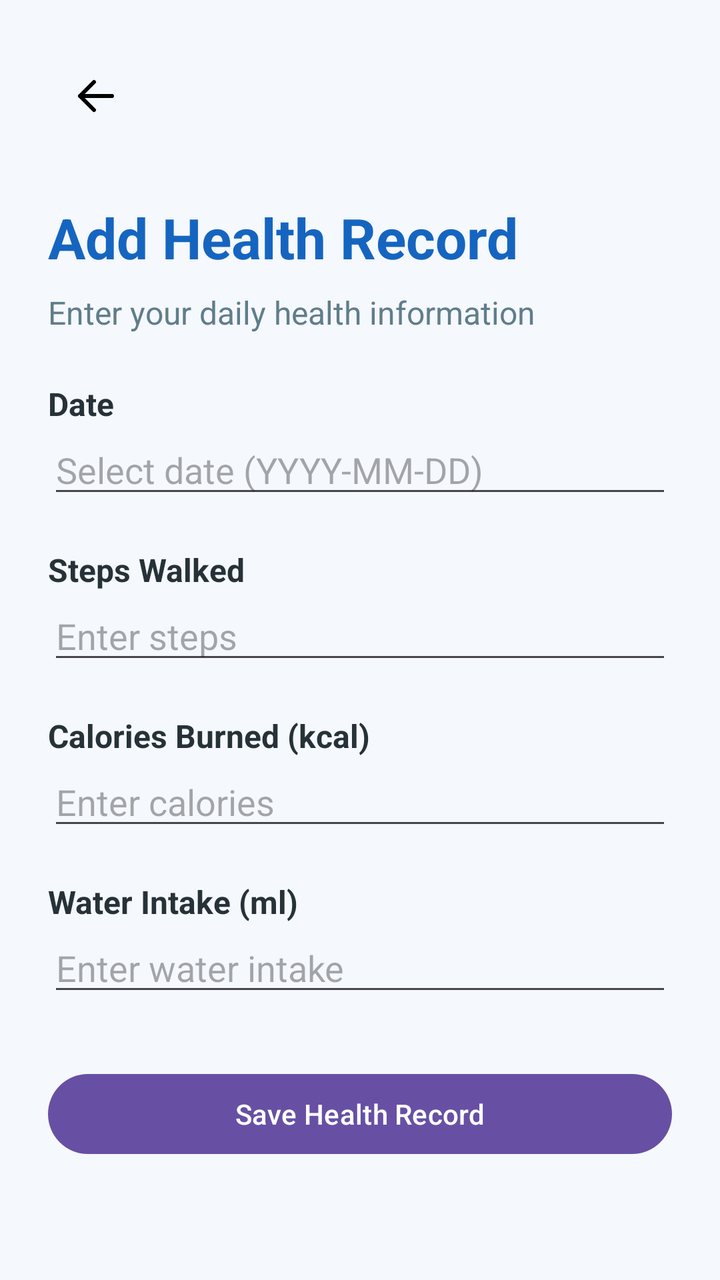
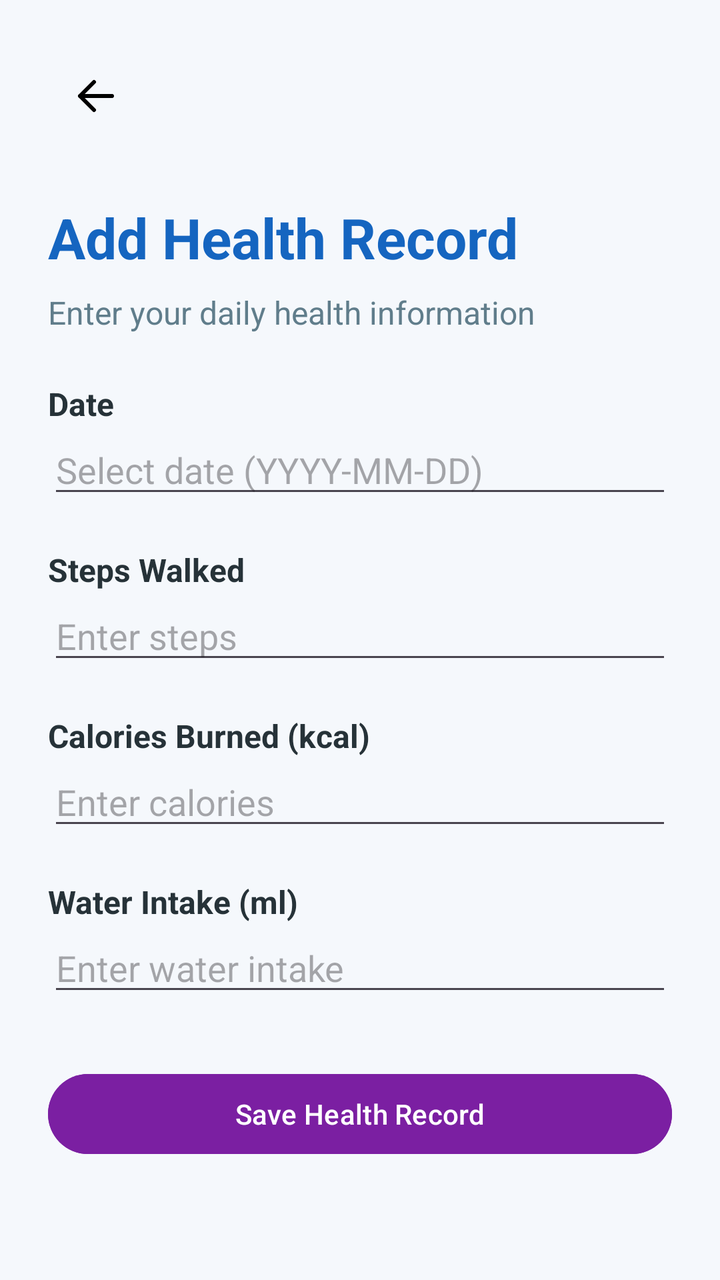

An Android layout rendered at two revisions. The XML below is the earlier revision; the diff shows what the commit changed to produce the second picture.
<!-- AndroidManifest.xml: application theme Theme.HealthMate -->
<!-- res/layout/activity_add_record.xml -->
<?xml version="1.0" encoding="utf-8"?>
<ScrollView
    xmlns:android="http://schemas.android.com/apk/res/android"
    xmlns:app="http://schemas.android.com/apk/res-auto"
    android:id="@+id/main"
    android:layout_width="match_parent"
    android:layout_height="match_parent"
    android:background="#F5F8FC"
    android:fillViewport="true">

    <LinearLayout
        android:layout_width="match_parent"
        android:layout_height="wrap_content"
        android:orientation="vertical"
        android:padding="24dp">

        <ImageButton
            android:id="@+id/btnBack"
            android:layout_width="48dp"
            android:layout_height="48dp"
            android:src="@drawable/ic_arrow_back"
            app:tint="#000000"
            android:background="?attr/selectableItemBackgroundBorderless"
            android:contentDescription="Go back"
            android:padding="12dp"
            android:layout_marginBottom="8dp" />

        <TextView
            android:layout_width="match_parent"
            android:layout_height="wrap_content"
            android:text="Add Health Record"
            android:textSize="28sp"
            android:textStyle="bold"
            android:textColor="#1565C0"
            android:layout_marginTop="20dp"/>

        <TextView
            android:layout_width="match_parent"
            android:layout_height="wrap_content"
            android:text="Enter your daily health information"
            android:textSize="16sp"
            android:textColor="#607D8B"
            android:layout_marginTop="8dp"
            android:layout_marginBottom="24dp"/>

        <TextView
            android:layout_width="match_parent"
            android:layout_height="wrap_content"
            android:text="Date"
            android:textSize="16sp"
            android:textStyle="bold"
            android:textColor="#263238"/>

        <EditText
            android:id="@+id/etDate"
            android:layout_width="match_parent"
            android:layout_height="wrap_content"
            android:hint="Select date (YYYY-MM-DD)"
            android:inputType="none"
            android:focusable="false"
            android:clickable="true"
            android:cursorVisible="false"
            android:singleLine="true"
            android:layout_marginBottom="20dp"/>

        <TextView
            android:layout_width="match_parent"
            android:layout_height="wrap_content"
            android:text="Steps Walked"
            android:textSize="16sp"
            android:textStyle="bold"
            android:textColor="#263238"/>

        <EditText
            android:id="@+id/etSteps"
            android:layout_width="match_parent"
            android:layout_height="wrap_content"
            android:hint="Enter steps"
            android:inputType="number"
            android:singleLine="true"
            android:layout_marginBottom="20dp"/>

        <TextView
            android:layout_width="match_parent"
            android:layout_height="wrap_content"
            android:text="Calories Burned (kcal)"
            android:textSize="16sp"
            android:textStyle="bold"
            android:textColor="#263238"/>

        <EditText
            android:id="@+id/etCalories"
            android:layout_width="match_parent"
            android:layout_height="wrap_content"
            android:hint="Enter calories"
            android:inputType="number"
            android:singleLine="true"
            android:layout_marginBottom="20dp"/>

        <TextView
            android:layout_width="match_parent"
            android:layout_height="wrap_content"
            android:text="Water Intake (ml)"
            android:textSize="16sp"
            android:textStyle="bold"
            android:textColor="#263238"/>

        <EditText
            android:id="@+id/etWater"
            android:layout_width="match_parent"
            android:layout_height="wrap_content"
            android:hint="Enter water intake"
            android:inputType="number"
            android:singleLine="true"
            android:layout_marginBottom="30dp"/>

        <Button
            android:id="@+id/btnSaveRecord"
            android:layout_width="match_parent"
            android:layout_height="wrap_content"
            android:text="Save Health Record"
            android:textAllCaps="false"/>

    </LinearLayout>
</ScrollView>
<!-- resources referenced by this layout -->
<resources>
  <!-- drawable ic_arrow_back (drawable) -->
  <vector xmlns:android="http://schemas.android.com/apk/res/android"
      android:width="24dp"
      android:height="24dp"
      android:viewportWidth="24"
      android:viewportHeight="24">
  
      <path
          android:fillColor="@android:color/transparent"
          android:strokeColor="#FFFFFF"
          android:strokeWidth="2"
          android:strokeLineCap="round"
          android:strokeLineJoin="round"
          android:pathData="M20,12 L4,12 M11,5 L4,12 L11,19" />
  
  </vector>
  <style name="Theme.HealthMate" parent="Base.Theme.HealthMate" />
  <style name="Base.Theme.HealthMate" parent="Theme.Material3.DayNight.NoActionBar">
          
          
      </style>
</resources>

<!-- the commit's change to res/layout/activity_add_record.xml (unified diff, before → after) -->
@@ -118,6 +118,8 @@
             android:id="@+id/btnSaveRecord"
             android:layout_width="match_parent"
             android:layout_height="wrap_content"
+            android:backgroundTint="@color/save_button_purple"
+            android:textColor="@color/white"
             android:text="Save Health Record"
             android:textAllCaps="false"/>
 
<!-- resource entries referenced after the edit -->
@@ -1,5 +1,7 @@
 <!-- resources referenced by this layout -->
 <resources>
+  <color name="save_button_purple">#7B1FA2</color>
+  <color name="white">#FFFFFFFF</color>
   <!-- drawable ic_arrow_back (drawable) -->
   <vector xmlns:android="http://schemas.android.com/apk/res/android"
       android:width="24dp"
@@ -18,8 +20,20 @@
   </vector>
   <style name="Theme.HealthMate" parent="Base.Theme.HealthMate" />
   <style name="Base.Theme.HealthMate" parent="Theme.Material3.DayNight.NoActionBar">
-          
-          
+  
+          <item name="colorPrimary">@color/primary</item>
+          <item name="colorPrimaryDark">@color/primary_dark</item>
+          <item name="colorSecondary">@color/accent</item>
+  
+          <item name="android:statusBarColor">@color/primary_dark</item>
+          <item name="android:navigationBarColor">@color/background</item>
+  
+          <item name="android:windowLightStatusBar">false</item>
+  
       </style>
+  <color name="primary">#00796B</color>
+  <color name="primary_dark">#004D40</color>
+  <color name="accent">#0288D1</color>
+  <color name="background">#F5F9FA</color>
 </resources>
 
